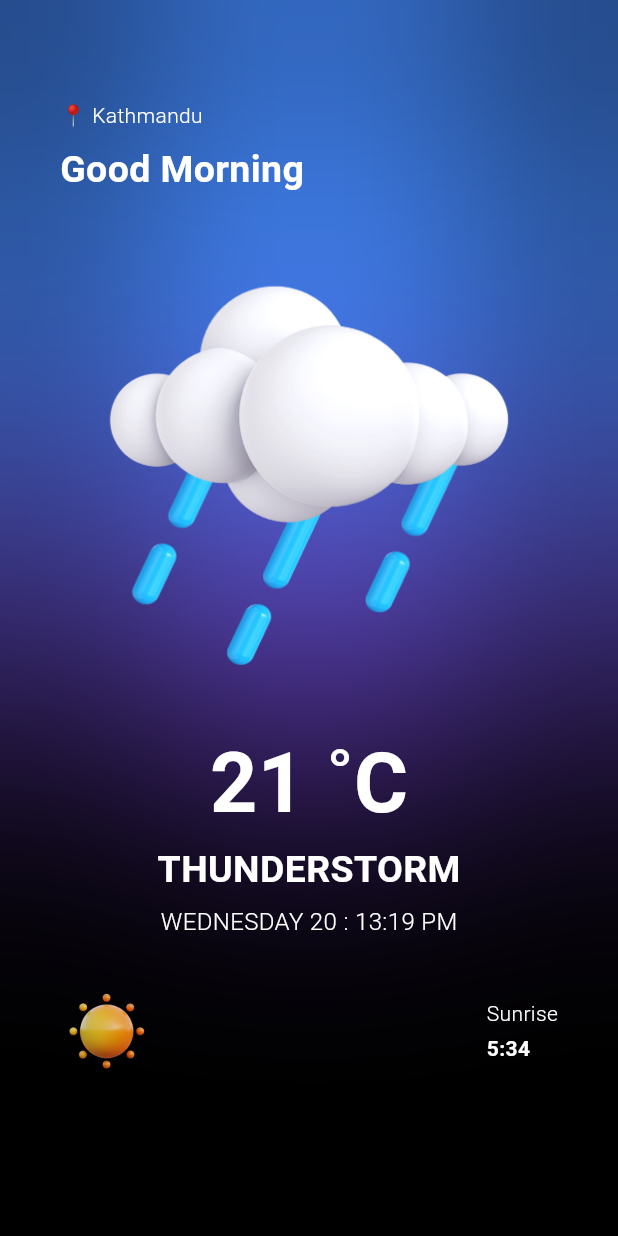
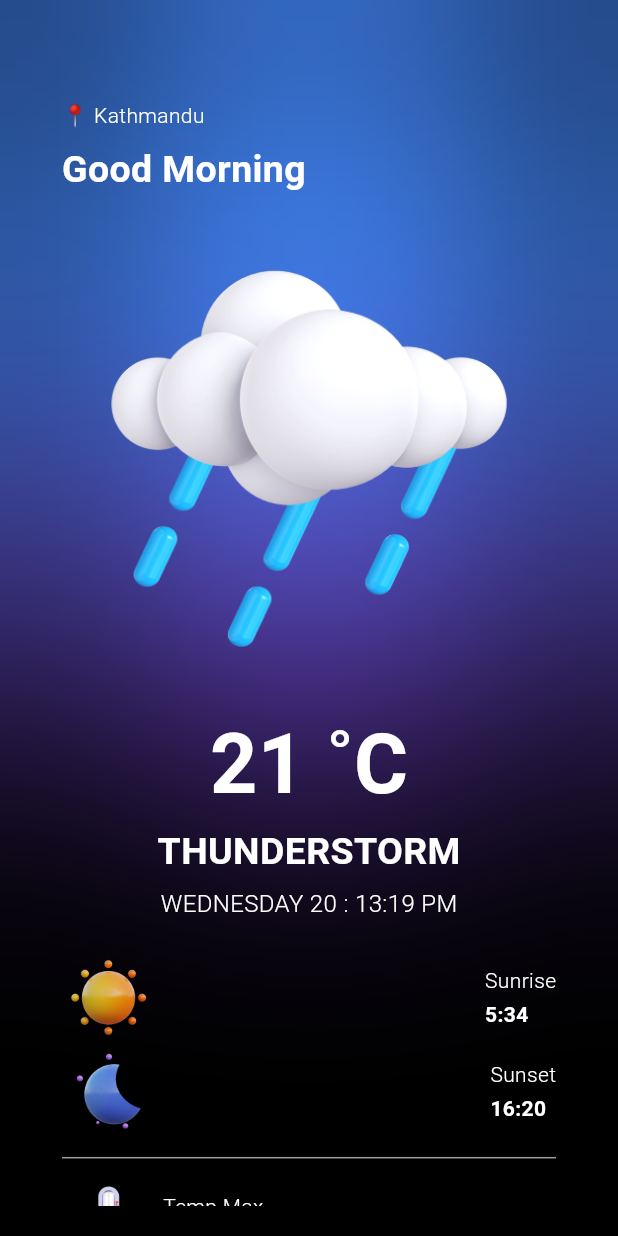
Before and after one commit to aayushxadhikari/weatherapp, a Flutter app: the screen it shows after launch, on a phone screen of 412 x 824 dp. Run offline on Flutter 3.47's test engine with Material 3 defaults, Android fonts, the phone set to English and light mode, and no system bars; our stand-ins replace bloc, equatable, geolocator, weather.

```diff
--- a/lib/screens/home_screen.dart
+++ b/lib/screens/home_screen.dart
@@ -18,9 +18,12 @@ class HomeScreen extends StatelessWidget {
         ),
       ),
       body: Padding(
-        padding: const EdgeInsets.fromLTRB(40, 1.2 * kToolbarHeight, 40, 20),
-        child: SizedBox(
-          height: MediaQuery.of(context).size.height,
+        padding: EdgeInsets.fromLTRB(
+          MediaQuery.of(context).size.width * 0.1,
+          1.2 * kToolbarHeight,
+          MediaQuery.of(context).size.width * 0.1,
+          20,
+        ),
         child: Stack(
           children: [
             // Decorative circles
@@ -63,10 +66,8 @@ class HomeScreen extends StatelessWidget {
                 decoration: const BoxDecoration(color: Colors.transparent),
               ),
             ),
-              // Main content
-              SizedBox(
-                width: MediaQuery.of(context).size.width,
-                height: MediaQuery.of(context).size.height,
+            // Scrollable content
+            SingleChildScrollView(
               child: Column(
                 crossAxisAlignment: CrossAxisAlignment.start,
                 children: [
@@ -86,7 +87,7 @@ class HomeScreen extends StatelessWidget {
                       fontWeight: FontWeight.bold,
                     ),
                   ),
-                    const SizedBox(height: 20),
+                  const SizedBox(height: 10),
                   Image.asset('assets/3.png'),
                   const Center(
                     child: Text(
@@ -119,7 +120,7 @@ class HomeScreen extends StatelessWidget {
                       ),
                     ),
                   ),
-                    const SizedBox(height: 30),
+                  const SizedBox(height: 20),
                   Row(
                     mainAxisAlignment: MainAxisAlignment.spaceBetween,
                     children: [
@@ -127,7 +128,6 @@ class HomeScreen extends StatelessWidget {
                         'assets/11.png',
                         scale: 8,
                       ),
-                        const SizedBox(height: 5,),
                       const Column(
                         crossAxisAlignment: CrossAxisAlignment.start,
                         children: [
@@ -138,7 +138,7 @@ class HomeScreen extends StatelessWidget {
                               fontWeight: FontWeight.w300,
                             ),
                           ),
-                            SizedBox(height: 3,),
+                          SizedBox(height: 3),
                           Text(
                             '5:34',
                             style: TextStyle(
@@ -150,13 +150,105 @@ class HomeScreen extends StatelessWidget {
                       ),
                     ],
                   ),
+                  Row(
+                    mainAxisAlignment: MainAxisAlignment.spaceBetween,
+                    children: [
+                      Image.asset(
+                        'assets/12.png',
+                        scale: 8,
+                      ),
+                      const Column(
+                        crossAxisAlignment: CrossAxisAlignment.start,
+                        children: [
+                          Text(
+                            'Sunset',
+                            style: TextStyle(
+                              color: Colors.white,
+                              fontWeight: FontWeight.w300,
+                            ),
+                          ),
+                          SizedBox(height: 3),
+                          Text(
+                            '16:20',
+                            style: TextStyle(
+                              color: Colors.white,
+                              fontWeight: FontWeight.w700,
+                            ),
+                          )
+                        ],
+                      ),
+                    ],
+                  ),
+                  const Padding(
+                    padding: EdgeInsets.symmetric(vertical: 5.0),
+                    child: Divider(
+                      color: Colors.grey,
+                    ),
+                  ),
+                  Row(
+                    children: [
+                      Image.asset(
+                        'assets/13.png',
+                        scale: 8,
+                      ),
+                      const SizedBox(width: 5),
+                      const Column(
+                        crossAxisAlignment: CrossAxisAlignment.start,
+                        children: [
+                          Text(
+                            'Temp Max',
+                            style: TextStyle(
+                              color: Colors.white,
+                              fontWeight: FontWeight.w300,
+                            ),
+                          ),
+                          SizedBox(height: 3),
+                          Text(
+                            '12 ˚C',
+                            style: TextStyle(
+                              color: Colors.white,
+                              fontWeight: FontWeight.w700,
+                            ),
+                          )
+                        ],
+                      )
+                    ],
+                  ),
+                  Row(
+                    children: [
+                      Image.asset(
+                        'assets/14.png',
+                        scale: 8,
+                      ),
+                      const SizedBox(width: 5),
+                      const Column(
+                        crossAxisAlignment: CrossAxisAlignment.start,
+                        children: [
+                          Text(
+                            'Temp Min',
+                            style: TextStyle(
+                              color: Colors.white,
+                              fontWeight: FontWeight.w300,
+                            ),
+                          ),
+                          SizedBox(height: 3),
+                          Text(
+                            '8 ˚C',
+                            style: TextStyle(
+                              color: Colors.white,
+                              fontWeight: FontWeight.w700,
+                            ),
+                          )
+                        ],
+                      )
+                    ],
+                  ),
                 ],
               ),
             ),
           ],
         ),
       ),
-      ),
     );
   }
 }
--- a/pubspec.yaml
+++ b/pubspec.yaml
@@ -39,6 +39,7 @@ dependencies:
   intl: ^0.19.0
   flutter_bloc: ^8.1.6
   equatable: ^2.0.5
+  weather: ^3.1.1
 
 dev_dependencies:
   flutter_test:
```
Also changed, not shown: lib/bloc/weather_bloc.dart (+19 -4 lines), lib/bloc/weather_event.dart (+11 -2 lines), lib/bloc/weather_state.dart (+14 -3 lines), lib/data/my_data.dart (added), pubspec.lock. Lines whose indentation alone changed are shown as unchanged.
